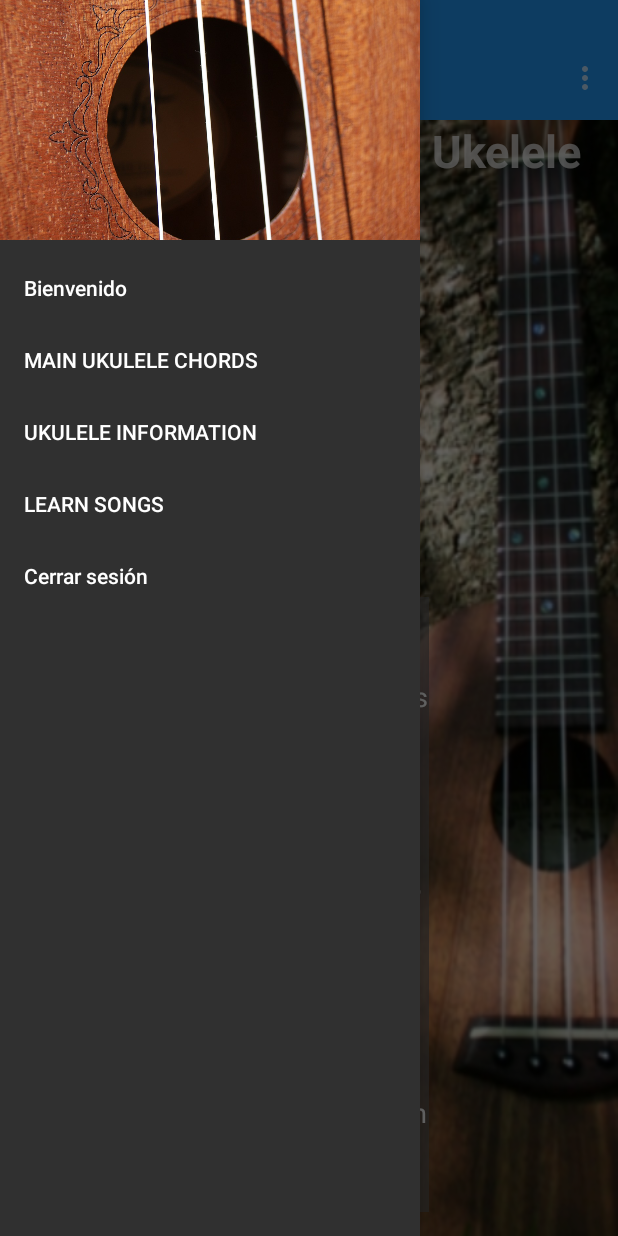
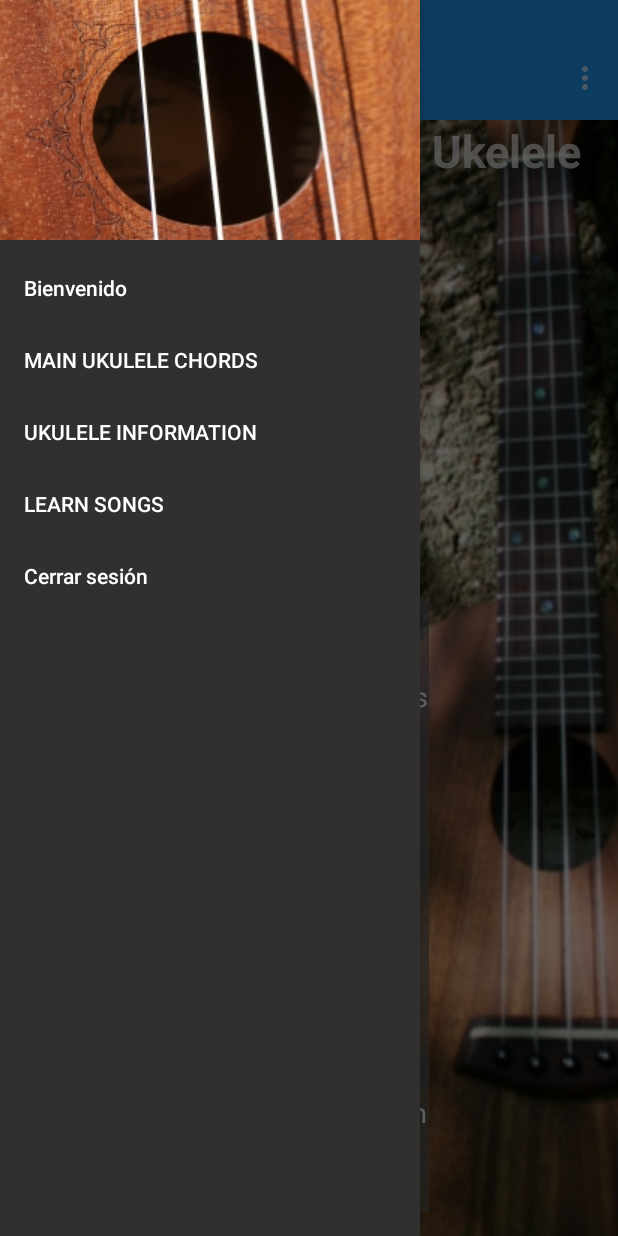
Before and after one commit to jfernandez178/ITI_Proiektua_2, an Android app: the MainActivity screen opened directly, with no data from a screen before it, with the side drawer open, on a phone screen of 412 x 824 dp. Run offline under Robolectric (Android 15) with nearby library versions, the phone set to English and light mode, and no system bars.

Commit message:
Resize
Cambiadas imagenes

```diff
--- a/UkeleleArrospi/app/src/main/res/layout/activity_chords.xml
+++ b/UkeleleArrospi/app/src/main/res/layout/activity_chords.xml
@@ -27,6 +27,6 @@
         android:adjustViewBounds="true"
         android:contentDescription="@string/common_chords"
         android:scaleType="fitXY"
-        android:src="@drawable/ukulelechords" />
+        android:src="@drawable/ukulelechordsr" />
 
 </RelativeLayout>
--- a/UkeleleArrospi/app/src/main/res/layout/drawer_header.xml
+++ b/UkeleleArrospi/app/src/main/res/layout/drawer_header.xml
@@ -7,6 +7,6 @@
         android:layout_width="match_parent"
         android:layout_height="160dp"
         android:id="@+id/imageView"
-        android:src="@drawable/ukelele"
+        android:src="@drawable/ukeleler"
         android:scaleType="centerCrop"/>
 </LinearLayout>
```
Also changed, not shown: UkeleleArrospi/app/src/main/res/drawable-mdpi/ukelele.jpg (deleted), UkeleleArrospi/app/src/main/res/drawable-mdpi/ukeleler.jpg (added), UkeleleArrospi/app/src/main/res/drawable-mdpi/ukulelechords.png (deleted), UkeleleArrospi/app/src/main/res/drawable-mdpi/ukulelechordsr.png (added).
